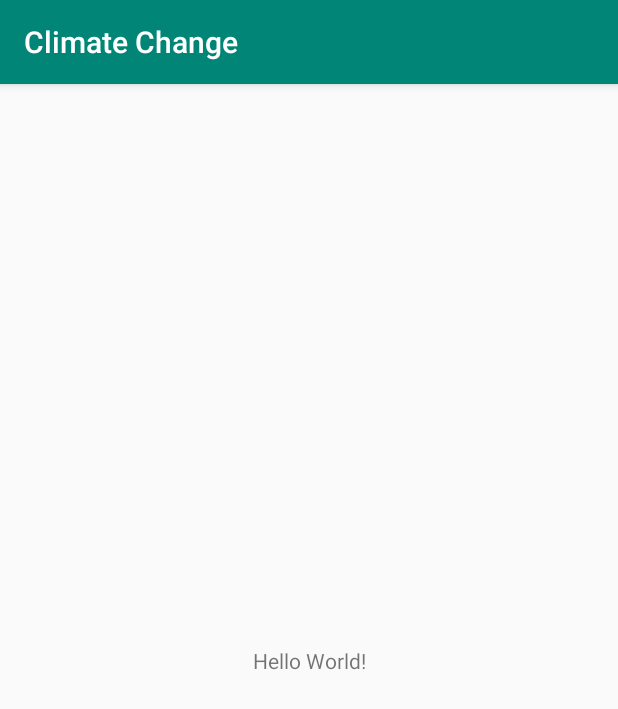
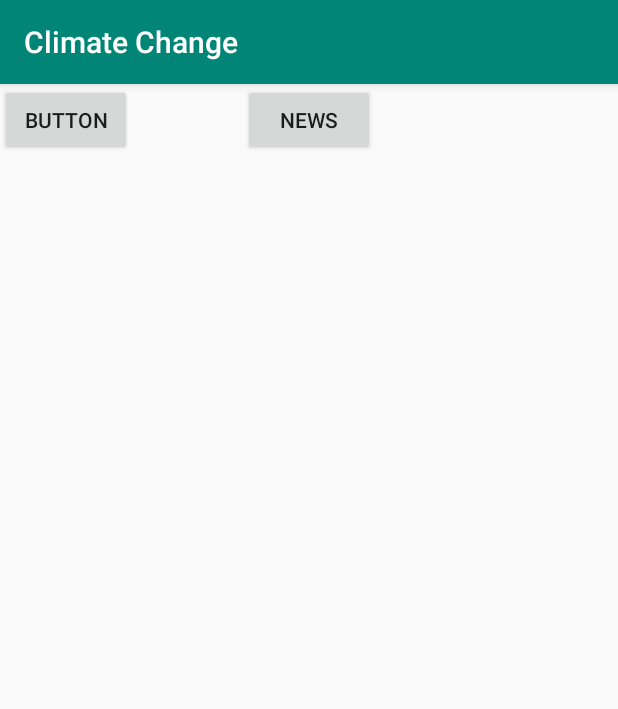
Before and after one commit to burskapasi/Climate_Change, an Android app: the screen it shows after launch (MainActivity), on a phone screen of 412 x 824 dp. Shown: the top 709 px of the screen. Run offline under Robolectric (Android 15) with nearby library versions, the phone set to English and light mode, and no system bars.

Commit message:
project Pages

```diff
--- a/app/src/main/AndroidManifest.xml
+++ b/app/src/main/AndroidManifest.xml
@@ -9,6 +9,9 @@
         android:roundIcon="@mipmap/ic_launcher_round"
         android:supportsRtl="true"
         android:theme="@style/AppTheme">
+        <activity android:name=".ProfileActivity"></activity>
+        <activity android:name=".GameActivity" />
+        <activity android:name=".NewsActivity" />
         <activity android:name=".MainActivity">
             <intent-filter>
                 <action android:name="android.intent.action.MAIN" />
--- a/app/src/main/res/layout/activity_main.xml
+++ b/app/src/main/res/layout/activity_main.xml
@@ -6,13 +6,21 @@
     android:layout_height="match_parent"
     tools:context=".MainActivity">
 
-    <TextView
+    <Button
+        android:id="@+id/buttonNews"
         android:layout_width="wrap_content"
         android:layout_height="wrap_content"
-        android:text="Hello World!"
-        app:layout_constraintBottom_toBottomOf="parent"
-        app:layout_constraintLeft_toLeftOf="parent"
-        app:layout_constraintRight_toRightOf="parent"
+        android:text="News"
+        app:layout_constraintEnd_toEndOf="parent"
+        app:layout_constraintStart_toStartOf="parent"
         app:layout_constraintTop_toTopOf="parent" />
 
+    <Button
+        android:id="@+id/button2"
+        android:layout_width="wrap_content"
+        android:layout_height="wrap_content"
+        android:text="Button"
+        tools:layout_editor_absoluteX="168dp"
+        tools:layout_editor_absoluteY="112dp" />
+
 </androidx.constraintlayout.widget.ConstraintLayout>
```
Also changed, not shown: app/src/main/java/com/example/climatechange/GameActivity.java (added, +14 -0 lines), app/src/main/java/com/example/climatechange/NewsActivity.java (added, +14 -0 lines), app/src/main/java/com/example/climatechange/ProfileActivity.java (added, +14 -0 lines), app/src/main/res/layout/activity_game.xml (added, +9 -0 lines), app/src/main/res/layout/activity_news.xml (added, +9 -0 lines), app/src/main/res/layout/activity_profile.xml (added, +9 -0 lines).
